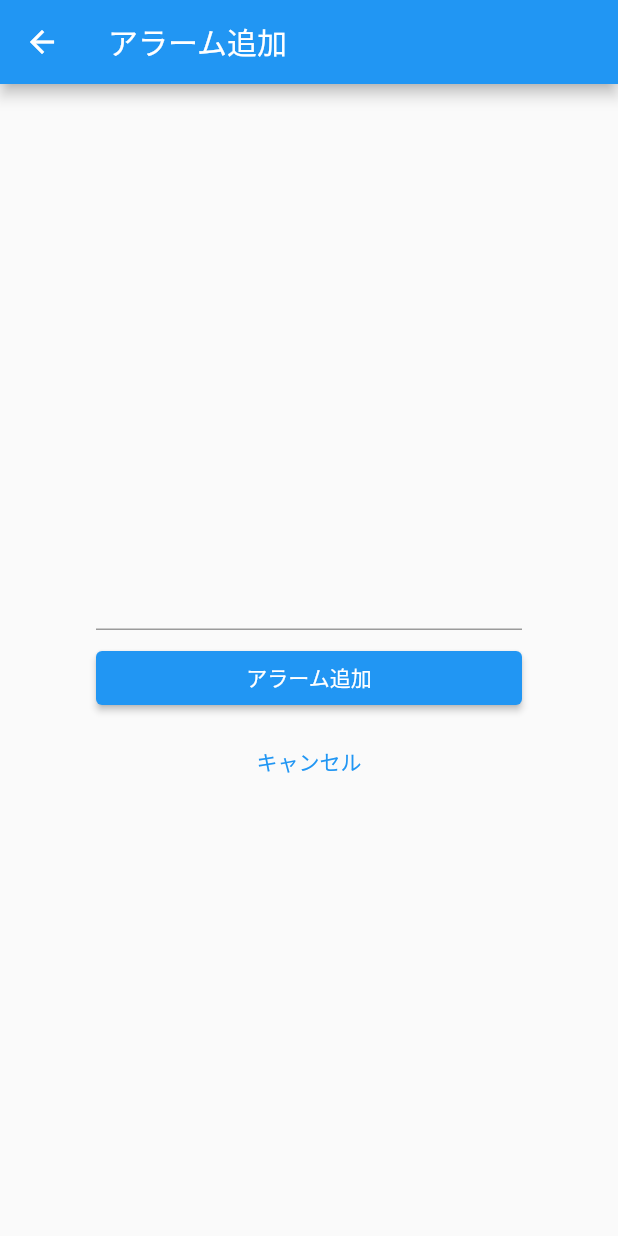
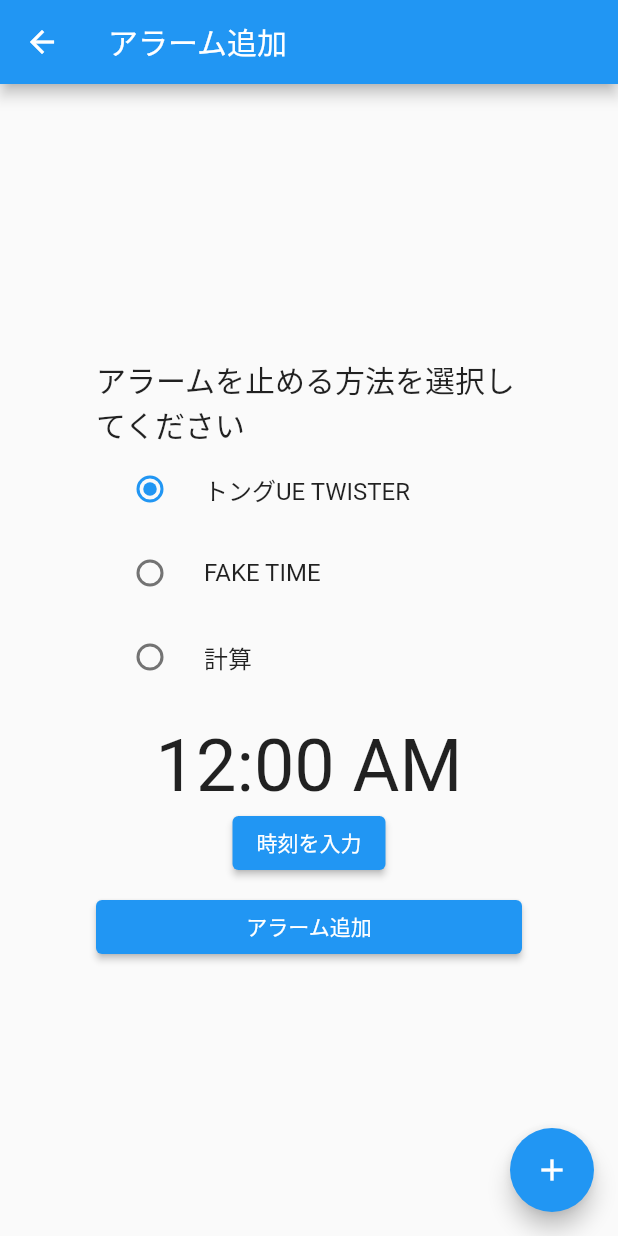
Before and after one commit to OUCC/alarm2022, a Flutter app: the screen it shows after launch, after a tap on the "add" icon, on a phone screen of 412 x 824 dp. Run offline on Flutter 3.47's test engine with Material 2 defaults, Android fonts, the phone set to English and light mode, and no system bars; our stand-ins replace flutter_local_notifications, gap, shared_preferences, timezone.

Commit message:
保存機能の作成

```diff
--- a/lib/model/alarm_data.dart
+++ b/lib/model/alarm_data.dart
@@ -1,5 +1,65 @@
-List alarmDataList = [
-  ['15:30', false],
-  ['8:30', true],
-  ['7:30', false],
-];
+import 'dart:convert';
+import 'package:flutter/material.dart';
+import 'package:shared_preferences/shared_preferences.dart';
+
+class AlarmData {
+  TimeOfDay time;
+  String cancelMethod;
+  bool isValid;
+  int notificationId;
+
+  AlarmData(
+      {required this.time,
+      required this.cancelMethod,
+      required this.isValid,
+      required this.notificationId});
+
+  static AlarmData fromJson(Map<String, dynamic> json) {
+    return AlarmData(
+        time: json['time'],
+        cancelMethod: json['cancelMethod'],
+        isValid: json['isValid'],
+        notificationId: json['notificationId']);
+  }
+
+  Map<String, dynamic> toJson() => {
+        "time": time,
+        "cancelMethod": cancelMethod,
+        "isValid": isValid,
+        "notificationId": notificationId,
+      };
+}
+
+class AlarmDataList {
+  static List<AlarmData> list = [];
+
+  static void add(AlarmData alarmData) {
+    list.add(alarmData);
+  }
+
+  static void remove(AlarmData alarmData) {
+    list.remove(alarmData);
+  }
+
+  static void clear() {
+    list.clear();
+  }
+
+  static void save() async {
+    SharedPreferences prefs = await SharedPreferences.getInstance();
+    prefs.setString('alarmDataList', json.encode(list));
+  }
+
+  static Future<void> load() async {
+    SharedPreferences prefs = await SharedPreferences.getInstance();
+    String? alarmDataListJson = prefs.getString('alarmDataList');
+    if (alarmDataListJson != null) {
+      list = json
+          .decode(alarmDataListJson)
+          .map<AlarmData>((json) => AlarmData.fromJson(json))
+          .toList();
+    }
+  }
+
+  get length => list.length;
+}
--- a/lib/view/add_alarm_view.dart
+++ b/lib/view/add_alarm_view.dart
@@ -1,4 +1,8 @@
+import 'dart:math';
+
 import 'package:flutter/material.dart';
+import 'package:flutter/cupertino.dart';
+import '../model/alarm_data.dart';
 
 class AlarmAddPage extends StatefulWidget {
   const AlarmAddPage({Key? key}) : super(key: key);
@@ -8,8 +12,13 @@ class AlarmAddPage extends StatefulWidget {
 }
 
 class _AlarmAddPageState extends State<AlarmAddPage> {
-  // 入力されたテキストをデータとして持つ
-  String _text = '';
+  // 入力された情報を持つ
+  final _alarmData = AlarmData(
+    time: const TimeOfDay(hour: 0, minute: 0),
+    cancelMethod: "TongueTwister",
+    isValid: true,
+    notificationId: Random().nextInt(100000000),
+  );
 
   // データを元に表示するWidget
   @override
@@ -24,20 +33,59 @@ class _AlarmAddPageState extends State<AlarmAddPage> {
         child: Column(
           mainAxisAlignment: MainAxisAlignment.center,
           children: <Widget>[
-            // 入力されたテキストを表示
-            Text(_text, style: const TextStyle(color: Colors.blue)),
-            const SizedBox(height: 8),
-            // テキスト入力
-            TextField(
-              // 入力されたテキストの値を受け取る（valueが入力されたテキスト）
-              onChanged: (String value) {
-                // データが変更したことを知らせる（画面を更新する）
-                setState(() {
-                  // データを変更
-                  _text = value;
-                });
+            // アラームを止める方法を選択する
+            const Text(
+              'アラームを止める方法を選択してください',
+              style: TextStyle(fontSize: 20),
+            ),
+            Column(
+              children: [
+                RadioListTile(
+                  value: "TongueTwister",
+                  groupValue: _alarmData.cancelMethod,
+                  onChanged: (value) {
+                    setState(() {
+                      _alarmData.cancelMethod = value.toString();
+                    });
+                  },
+                  title: const Text('トングUE TWISTER'),
+                ),
+                RadioListTile(
+                  value: "FakeTime",
+                  groupValue: _alarmData.cancelMethod,
+                  onChanged: (value) {
+                    setState(() {
+                      _alarmData.cancelMethod = value.toString();
+                    });
+                  },
+                  title: const Text('FAKE TIME'),
+                ),
+                RadioListTile(
+                  value: "Calculation",
+                  groupValue: _alarmData.cancelMethod,
+                  onChanged: (value) {
+                    setState(() {
+                      _alarmData.cancelMethod = value.toString();
+                    });
+                  },
+                  title: const Text('計算'),
+                )
+              ],
+            ),
+            const SizedBox(height: 16),
+            // 時刻を表示
+            Text(
+              _alarmData.time.format(context),
+              style: const TextStyle(fontSize: 48),
+            ),
+            // 時刻を入力するテキストフィールド
+            ElevatedButton(
+              child: const Text('時刻を入力'),
+              onPressed: () {
+                _selectTime(context);
               },
             ),
+            // テキスト入力
             const SizedBox(height: 8),
             SizedBox(
               // 横幅いっぱいに広げる
@@ -47,29 +95,37 @@ class _AlarmAddPageState extends State<AlarmAddPage> {
                 onPressed: () {
                   // "pop"で前の画面に戻る
                   // "pop"の引数から前の画面にデータを渡す
-                  Navigator.of(context).pop(_text);
+                  Navigator.of(context).pop(_alarmData);
                 },
                 child:
                     const Text('アラーム追加', style: TextStyle(color: Colors.white)),
               ),
             ),
-            const SizedBox(height: 8),
-            SizedBox(
-              // 横幅いっぱいに広げる
-              width: double.infinity,
-              // キャンセルボタン
-              child: TextButton(
-                // ボタンをクリックした時の処理
-                onPressed: () {
-                  // "pop"で前の画面に戻る
-                  Navigator.of(context).pop();
-                },
-                child: const Text('キャンセル'),
-              ),
-            ),
           ],
         ),
       ),
+      floatingActionButton: FloatingActionButton(
+        onPressed: () {
+          // "pop"で前の画面に戻る
+          // "pop"の引数から前の画面にデータを渡す
+          Navigator.of(context).pop(_alarmData);
+        },
+        child: const Icon(Icons.add),
+      ),
     );
   }
+
+  _selectTime(BuildContext context) async {
+    TimeOfDay selectedTime = const TimeOfDay(hour: 0, minute: 0);
+    final TimeOfDay? timeOfDay = await showTimePicker(
+      context: context,
+      initialTime: selectedTime,
+      initialEntryMode: TimePickerEntryMode.dial,
+    );
+    if (timeOfDay != null && timeOfDay != selectedTime) {
+      setState(() {
+        _alarmData.time = timeOfDay;
+      });
+    }
+  }
 }
--- a/lib/view/homa_page_view.dart
+++ b/lib/view/homa_page_view.dart
@@ -1,3 +1,5 @@
+// ignore_for_file: unnecessary_const
+
 import 'package:flutter/material.dart';
 import '../model/alarm_data.dart';
 import 'add_alarm_view.dart';
@@ -10,6 +12,7 @@ class MyApp extends StatelessWidget {
   @override
   Widget build(BuildContext context) {
     return MaterialApp(
+      debugShowCheckedModeBanner: false,
       title: 'Flutter Demo',
       theme: ThemeData(
         primarySwatch: Colors.blue,
@@ -35,13 +38,24 @@ class _MyHomePageState extends State<MyHomePage> {
         title: Text(widget.title),
       ),
       body: ListView.builder(
-        itemCount: alarmDataList.length,
+        itemCount: AlarmDataList.list.length,
         itemBuilder: (context, index) {
           return Card(
-            child: ListTile(
-              leading: const FlutterLogo(),
-              title: Text(alarmDataList[index][0]),
-              subtitle: Text(alarmDataList[index][1] ? '課題' : '起床'),
+            child: SwitchListTile(
+              // 時刻を表示
+              title: Text(AlarmDataList.list[index].time.format(context)),
+              value: AlarmDataList.list[index].isValid,
+              onChanged: (value) {
+                setState(() {
+                  AlarmDataList.list[index].isValid = value;
+                  AlarmDataList.save();
+                  print(AlarmDataList.list[index].cancelMethod);
+                });
+              },
+              subtitle: Text(AlarmDataList.list[index].cancelMethod),
+              // calculation icon
+              secondary:
+                  alarmStopMethodIcon[AlarmDataList.list[index].cancelMethod],
             ),
           );
         },
@@ -53,17 +67,17 @@ class _MyHomePageState extends State<MyHomePage> {
             //AlarmAddPageに飛ぶボタン
             heroTag: 'alarm_add_page_button',
             onPressed: () async {
-              final newListText = await Navigator.of(context).push(
+              final alarmData = await Navigator.of(context).push(
                 MaterialPageRoute(builder: (context) {
                   // 遷移先の画面としてリスト追加画面を指定
                   return const AlarmAddPage();
                 }),
               );
-              if (newListText != null) {
+              if (alarmData != null) {
                 // キャンセルした場合は newListText が null となるので注意
                 setState(() {
                   // リスト追加
-                  alarmDataList.add([newListText, false]);
+                  AlarmDataList.add(alarmData);
                 });
               }
             },
@@ -80,10 +94,38 @@ class _MyHomePageState extends State<MyHomePage> {
                 ),
               );
             },
-            child: const Icon(Icons.alarm),
+            child: const Icon(Icons.running_with_errors),
+          ),
+          const Gap(16),
+          FloatingActionButton(
+            // アラームを保存するボタン
+            heroTag: 'save_button',
+            onPressed: () {
+              setState(() {
+                AlarmDataList.save();
+              });
+            },
+            child: const Icon(Icons.save),
+          ),
+          const Gap(16),
+          FloatingActionButton(
+            // load
+            heroTag: 'load_button',
+            onPressed: () {
+              setState(() {
+                AlarmDataList.load();
+              });
+            },
+            child: const Icon(Icons.file_download),
           ),
         ],
       ),
     );
   }
 }
+
+var alarmStopMethodIcon = {
+  'Calculation': const Icon(Icons.calculate),
+  'FakeTime': const Icon(Icons.running_with_errors),
+  'TongueTwister': const Icon(Icons.keyboard_voice),
+};
--- a/lib/view/newpage_template.dart
+++ b/lib/view/newpage_template.dart
@@ -9,8 +9,10 @@ class NewPageTemp extends StatefulWidget {
 }
 
 class _NewPageTempState extends State<NewPageTemp> {
+  // ignore: non_constant_identifier_names
   int _counter_nptmp = 0;
 
+  // ignore: non_constant_identifier_names
   void _incrementCounter_nptmp() {
     setState(() {
       //画面内容を変更するならsetStateを呼ぶ必要がある。
@@ -23,7 +25,7 @@ class _NewPageTempState extends State<NewPageTemp> {
     return Scaffold(
       //ここにページのウィジェットを作っていきます。
       appBar: AppBar(
-        title: Text("NewPage"),
+        title: const Text("NewPage"),
       ),
       body: Center(
         child: Column(
--- a/pubspec.yaml
+++ b/pubspec.yaml
@@ -39,6 +39,8 @@ dependencies:
   flutter_local_notifications: ^9.6.0
   timezone: ^0.8.0
   gap: ^2.0.0
+  json_annotation: ^4.5.0
+  shared_preferences: ^2.0.15
 
 dev_dependencies:
   flutter_test:
@@ -50,6 +52,8 @@ dev_dependencies:
   # package. See that file for information about deactivating specific lint
   # rules and activating additional ones.
   flutter_lints: ^2.0.0
+  build_runner: ^2.1.11
+  json_serializable: ^6.2.0
 
 # For information on the generic Dart part of this file, see the
 # following page: https://dart.dev/tools/pub/pubspec
```
Also changed, not shown: pubspec.lock, 2 other files.
